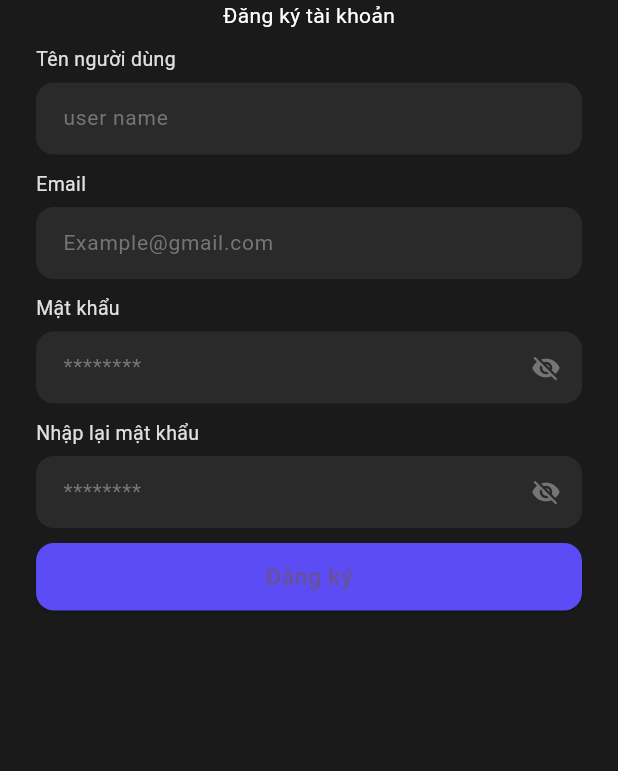
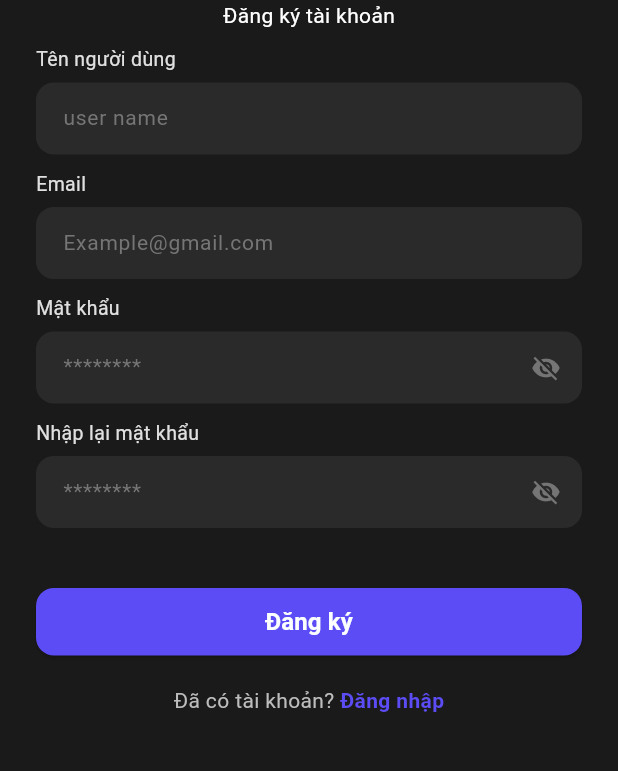
Before and after one commit to buiTannn/Sensor-Station-App-, a Flutter app: the RegisterScreen screen opened directly, on a phone screen of 412 x 824 dp, the part 225-996 px from its top. Run offline on Flutter 3.47's test engine with Material 3 defaults, Android fonts, the phone set to English and light mode, and no system bars; our stand-ins replace shared_preferences; accounts and stored records are empty.

Commit message:
Add back to Sign in

```diff
--- a/lib/login.dart
+++ b/lib/login.dart
@@ -123,7 +123,10 @@ class _LoginScreenState extends State<LoginScreen> {
                   ),
                   child: const Text(
                     'Đăng nhập',
-                    style: TextStyle(fontSize: 16, fontWeight: FontWeight.w600),
+                    style: TextStyle(
+                        fontSize: 16,
+                        fontWeight: FontWeight.w600,
+                        color: Color(0xFFFCFFFF)),
                   ),
                 ),
               ),
@@ -303,7 +306,7 @@ class _ForgotPasswordScreenState extends State<ForgotPasswordScreen> {
                   obscure: _hideConfirmPass,
                   onToggle: () => setState(() => _hideConfirmPass = !_hideConfirmPass)),
 
-              const SizedBox(height: 10),
+              const SizedBox(height: 40),
 
               SizedBox(
                 width: double.infinity,
@@ -318,7 +321,10 @@ class _ForgotPasswordScreenState extends State<ForgotPasswordScreen> {
                   ),
                   child: const Text(
                     'Đổi mật khẩu',
-                    style: TextStyle(fontSize: 16, fontWeight: FontWeight.w600),
+                    style: TextStyle(
+                        fontSize: 16,
+                        fontWeight: FontWeight.w600,
+                        color: Color(0xFFFCFFFF)),
                   ),
                 ),
               ),
@@ -472,7 +478,7 @@ class _RegisterScreenState extends State<RegisterScreen> {
                   obscure: _hideConfirm,
                   onToggle: () => setState(() => _hideConfirm = !_hideConfirm)),
 
-              const SizedBox(height: 10),
+              const SizedBox(height: 40),
 
               SizedBox(
                 width: double.infinity,
@@ -487,11 +493,40 @@ class _RegisterScreenState extends State<RegisterScreen> {
                   ),
                   child: const Text(
                     'Đăng ký',
-                    style: TextStyle(fontSize: 16, fontWeight: FontWeight.w600),
+                    style: TextStyle(
+                        fontSize: 16,
+                        fontWeight: FontWeight.w600,
+                        color: Color(0xFFFCfFFF)),
                   ),
                 ),
               ),
               const SizedBox(height: 20),
+
+              Row(
+                mainAxisAlignment: MainAxisAlignment.center,
+                children: [
+                  Text(
+                    "Đã có tài khoản?",
+                    style: TextStyle(color: Colors.grey[400]),
+                  ),
+                  GestureDetector(
+                    onTap: () {
+                      Navigator.pushReplacement(
+                        context,
+                        MaterialPageRoute(
+                            builder: (context) => const LoginScreen()),
+                      );
+                    },
+                    child: const Text(
+                      ' Đăng nhập',
+                      style: TextStyle(
+                        color: Color(0xFF5B4CF5),
+                        fontWeight: FontWeight.w600,
+                      ),
+                    ),
+                  ),
+                ],
+              ),
             ],
           ),
         ),
```
